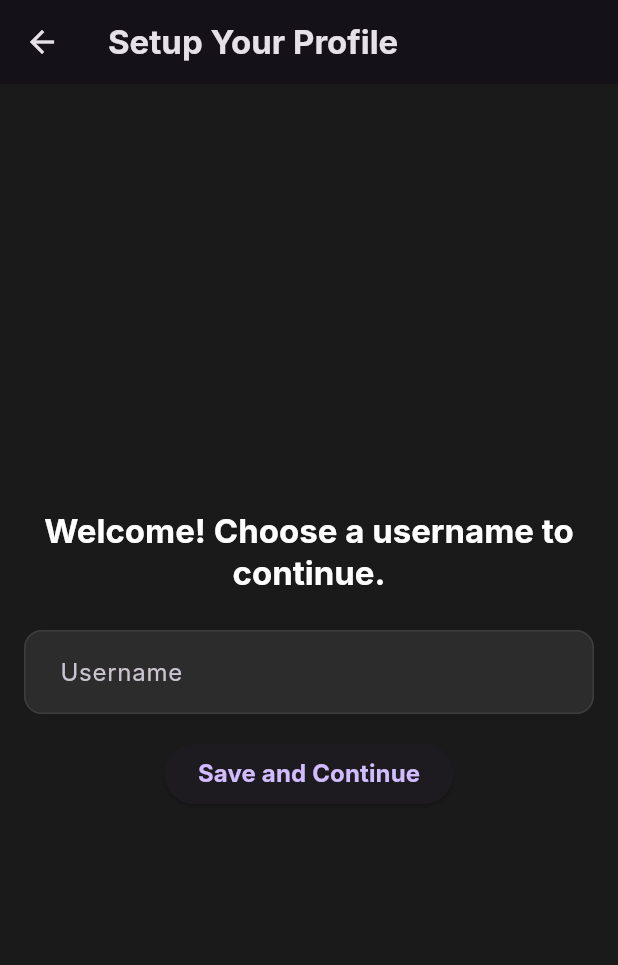
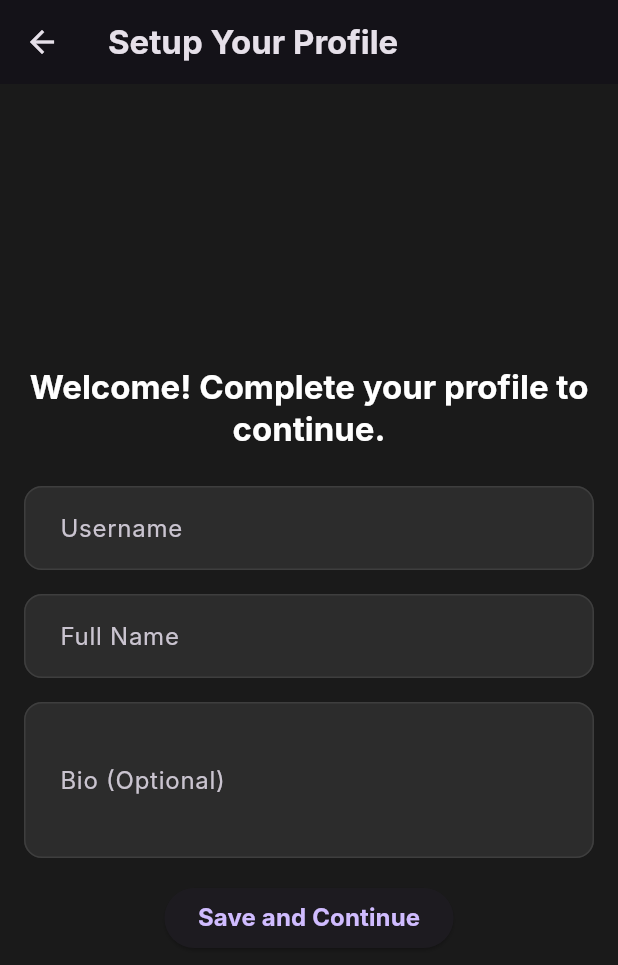
Before and after one commit to sanket-pilane/PingMe, a Flutter app: the ProfileSetupScreen screen opened directly, after a tap on "Save and Continue", on a phone screen of 412 x 824 dp. Shown: the top 965 px of the screen. Run offline on Flutter 3.47's test engine with Material 3 defaults, Android fonts, the phone set to English and light mode, and no system bars; our stand-ins replace bloc, cloud_firestore, equatable, firebase_auth, firebase_core, flutter_bloc and 2 more; accounts and stored records are empty; network calls fail; Roboto replaces fonts that are missing (Inter).

Commit message:
FEAT(profile): Add fullName and bio to user model and views

```diff
--- a/lib/features/auth/data/auth_repository.dart
+++ b/lib/features/auth/data/auth_repository.dart
@@ -27,11 +27,16 @@ class AuthRepository {
               if (snapshot.exists) {
                 return UserModel.fromFirestore(snapshot);
               } else {
+                // --- UPDATED New User Creation ---
                 final newUser = UserModel(
                   uid: firebaseUser.uid,
                   email: firebaseUser.email ?? '',
                   username: '',
+                  fullName: '', // Add default empty value
+                  bio: '', // Add default empty value
                 );
+                // --- END OF UPDATE ---
+
                 await _firestore
                     .collection('users')
                     .doc(newUser.uid)
@@ -72,13 +77,20 @@ class AuthRepository {
     await _firebaseAuth.signOut();
   }
 
+  // --- UPDATED Method Signature and Body ---
   Future<void> updateUserProfile({
     required String uid,
     required String username,
+    String? fullName, // Made optional to support profile setup
+    String? bio, // Made optional to support profile setup
   }) async {
     await _firestore.collection('users').doc(uid).update({
       'username': username,
       'username_lowercase': username.toLowerCase(),
+      'fullName': fullName ?? '',
+      'bio': bio ?? '',
     });
   }
+
+  // --- END OF UPDATE ---
 }
--- a/lib/features/auth/data/models/user_model.dart
+++ b/lib/features/auth/data/models/user_model.dart
@@ -5,11 +5,15 @@ class UserModel extends Equatable {
   final String uid;
   final String email;
   final String username;
+  final String fullName; // --- ADDED ---
+  final String bio; // --- ADDED ---
 
   const UserModel({
     required this.uid,
     required this.email,
     required this.username,
+    required this.fullName, // --- ADDED ---
+    required this.bio, // --- ADDED ---
   });
 
   factory UserModel.fromFirestore(DocumentSnapshot doc) {
@@ -18,6 +22,8 @@ class UserModel extends Equatable {
       uid: doc.id,
       email: data['email'] ?? '',
       username: data['username'] ?? '',
+      fullName: data['fullName'] ?? '', // --- ADDED ---
+      bio: data['bio'] ?? '', // --- ADDED ---
     );
   }
 
@@ -26,23 +32,38 @@ class UserModel extends Equatable {
       'email': email,
       'username': username,
       'username_lowercase': username.toLowerCase(),
+      'fullName': fullName, // --- ADDED ---
+      'bio': bio, // --- ADDED ---
     };
   }
 
-  static const empty = UserModel(uid: '', email: '', username: '');
+  static const empty = UserModel(
+    uid: '',
+    email: '',
+    username: '',
+    fullName: '', // --- ADDED ---
+    bio: '', // --- ADDED ---
+  );
+
   bool get isEmpty => this == UserModel.empty;
   bool get isNotEmpty => this != UserModel.empty;
 
-  // --- THIS IS THE FIX ---
-  UserModel copyWith({String? uid, String? email, String? username}) {
+  UserModel copyWith({
+    String? uid,
+    String? email,
+    String? username,
+    String? fullName, // --- ADDED ---
+    String? bio, // --- ADDED ---
+  }) {
     return UserModel(
       uid: uid ?? this.uid,
       email: email ?? this.email,
       username: username ?? this.username,
+      fullName: fullName ?? this.fullName, // --- ADDED ---
+      bio: bio ?? this.bio, // --- ADDED ---
     );
   }
-  // --- END OF FIX ---
 
   @override
-  List<Object> get props => [uid, email, username];
+  List<Object> get props => [uid, email, username, fullName, bio]; // --- UPDATED ---
 }
--- a/lib/features/profile/view/profile_setup_screen.dart
+++ b/lib/features/profile/view/profile_setup_screen.dart
@@ -12,11 +12,17 @@ class ProfileSetupScreen extends StatefulWidget {
 }
 
 class _ProfileSetupScreenState extends State<ProfileSetupScreen> {
-  final _controller = TextEditingController();
+  // --- UPDATED CONTROLLERS ---
+  final _usernameController = TextEditingController();
+  final _fullNameController = TextEditingController();
+  final _bioController = TextEditingController();
+  // --- END OF UPDATE ---
 
   @override
   void dispose() {
-    _controller.dispose();
+    _usernameController.dispose();
+    _fullNameController.dispose(); // --- ADDED ---
+    _bioController.dispose(); // --- ADDED ---
     super.dispose();
   }
 
@@ -43,25 +49,49 @@ class _ProfileSetupScreenState extends State<ProfileSetupScreen> {
             mainAxisAlignment: MainAxisAlignment.center,
             children: [
               Text(
-                'Welcome! Choose a username to continue.',
+                'Welcome! Complete your profile to continue.', // --- UPDATED ---
                 style: Theme.of(context).textTheme.titleLarge,
                 textAlign: TextAlign.center,
               ),
               const SizedBox(height: 24),
               TextField(
-                controller: _controller,
+                controller: _usernameController, // --- UPDATED ---
                 decoration: const InputDecoration(
                   labelText: 'Username',
                   border: OutlineInputBorder(),
                 ),
               ),
+              const SizedBox(height: 16), // --- ADDED FIELDS ---
+              TextField(
+                controller: _fullNameController,
+                decoration: const InputDecoration(
+                  labelText: 'Full Name',
+                  border: OutlineInputBorder(),
+                ),
+                textCapitalization: TextCapitalization.words,
+              ),
+              const SizedBox(height: 16),
+              TextField(
+                controller: _bioController,
+                decoration: const InputDecoration(
+                  labelText: 'Bio (Optional)',
+                  border: OutlineInputBorder(),
+                ),
+                textCapitalization: TextCapitalization.sentences,
+                maxLines: 3,
+              ),
+              // --- END OF ADD ---
               const SizedBox(height: 16),
               ElevatedButton(
                 onPressed: () {
-                  if (_controller.text.isNotEmpty) {
+                  // --- UPDATED LOGIC ---
+                  if (_usernameController.text.isNotEmpty &&
+                      _fullNameController.text.isNotEmpty) {
                     context.read<AuthRepository>().updateUserProfile(
                       uid: authUser.uid,
-                      username: _controller.text,
+                      username: _usernameController.text.trim(),
+                      fullName: _fullNameController.text.trim(),
+                      bio: _bioController.text.trim(),
                     );
                     // Firestore write will update the stream -> AuthBloc -> triggers the listener above
                   }
--- a/lib/features/profile/view/settings_screen.dart
+++ b/lib/features/profile/view/settings_screen.dart
@@ -14,17 +14,29 @@ class SettingsCubit extends Cubit<UserModel> {
        super(initialUser);
 
   void onUsernameChanged(String username) {
-    // This will now work because user_model.dart has copyWith
     emit(state.copyWith(username: username));
   }
+
+  // --- ADDED METHODS ---
+  void onFullNameChanged(String fullName) {
+    emit(state.copyWith(fullName: fullName));
+  }
+
+  void onBioChanged(String bio) {
+    emit(state.copyWith(bio: bio));
+  }
+  // --- END OF ADD ---
 
   Future<void> onSave() async {
     try {
       // --- THIS IS THE FIX ---
       // We now pass named arguments, not the whole state object.
+      // --- UPDATED ---
       await _authRepository.updateUserProfile(
         uid: state.uid,
         username: state.username,
+        fullName: state.fullName, // Pass new data
+        bio: state.bio, // Pass new data
       );
       // --- END OF FIX ---
     } catch (e) {
@@ -60,9 +72,9 @@ class SettingsView extends StatelessWidget {
   @override
   Widget build(BuildContext context) {
     final cubit = context.read<SettingsCubit>();
-    final username = context.select(
-      (SettingsCubit cubit) => cubit.state.username,
-    );
+
+    // --- UPDATED to listen to the whole user object ---
+    final user = context.select((SettingsCubit cubit) => cubit.state);
 
     return Scaffold(
       appBar: AppBar(title: const Text('Settings')),
@@ -71,13 +83,35 @@ class SettingsView extends StatelessWidget {
         child: Column(
           children: [
             TextFormField(
-              initialValue: username,
+              initialValue: user.username, // --- UPDATED ---
               onChanged: (value) => cubit.onUsernameChanged(value),
               decoration: const InputDecoration(
                 labelText: 'Username',
                 border: OutlineInputBorder(),
               ),
             ),
+            const SizedBox(height: 16), // --- ADDED FIELDS ---
+            TextFormField(
+              initialValue: user.fullName,
+              onChanged: (value) => cubit.onFullNameChanged(value),
+              decoration: const InputDecoration(
+                labelText: 'Full Name',
+                border: OutlineInputBorder(),
+              ),
+              textCapitalization: TextCapitalization.words,
+            ),
+            const SizedBox(height: 16),
+            TextFormField(
+              initialValue: user.bio,
+              onChanged: (value) => cubit.onBioChanged(value),
+              decoration: const InputDecoration(
+                labelText: 'Bio',
+                border: OutlineInputBorder(),
+              ),
+              textCapitalization: TextCapitalization.sentences,
+              maxLines: 3,
+            ),
+            // --- END OF ADD ---
             const SizedBox(height: 16),
             ElevatedButton(
               onPressed: () {
```
